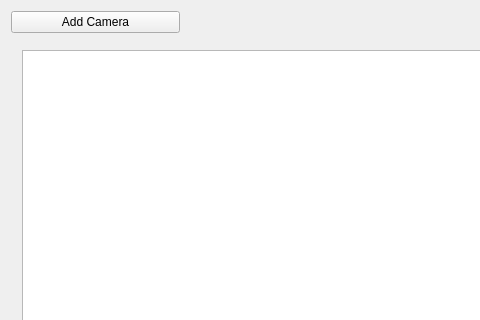
Old version of the form camerastitchingpage.ui in the repository csavur/Stitching; both pictures show x 0 to 480 and y 0 to 320 of the 1043 by 704 pixel window.
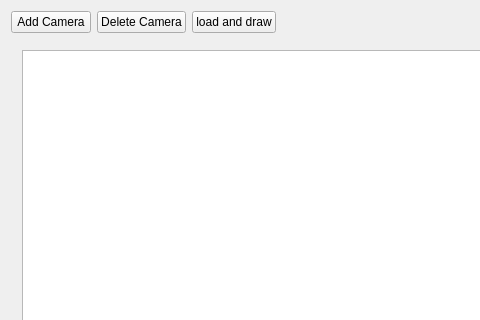
New version of the form.

The edit to the form file:
```diff
--- a/camerastitchingpage.ui
+++ b/camerastitchingpage.ui
@@ -13,21 +13,8 @@
   <property name="windowTitle">
    <string>CameraStitchingPage</string>
   </property>
-  <layout class="QGridLayout" name="gridLayout_3" rowstretch="0,0,0" columnstretch="2,10">
-   <item row="0" column="1">
-    <spacer name="horizontalSpacer_2">
-     <property name="orientation">
-      <enum>Qt::Horizontal</enum>
-     </property>
-     <property name="sizeHint" stdset="0">
-      <size>
-       <width>40</width>
-       <height>20</height>
-      </size>
-     </property>
-    </spacer>
-   </item>
-   <item row="1" column="0" colspan="2">
+  <layout class="QGridLayout" name="gridLayout_3" rowstretch="0,0,0" columnstretch="0,0,0,0">
+   <item row="1" column="0" colspan="4">
     <widget class="QWidget" name="widget" native="true">
      <layout class="QGridLayout" name="gridLayout_5" columnstretch="10,2">
       <item row="0" column="0">
@@ -97,7 +84,34 @@
      </property>
     </widget>
    </item>
-   <item row="2" column="0" colspan="2">
+   <item row="0" column="3">
+    <spacer name="horizontalSpacer_2">
+     <property name="orientation">
+      <enum>Qt::Horizontal</enum>
+     </property>
+     <property name="sizeHint" stdset="0">
+      <size>
+       <width>40</width>
+       <height>20</height>
+      </size>
+     </property>
+    </spacer>
+   </item>
+   <item row="0" column="2">
+    <widget class="QPushButton" name="pushButtonLoad">
+     <property name="text">
+      <string>load and draw</string>
+     </property>
+    </widget>
+   </item>
+   <item row="0" column="1">
+    <widget class="QPushButton" name="pushButtonDelete">
+     <property name="text">
+      <string>Delete Camera</string>
+     </property>
+    </widget>
+   </item>
+   <item row="2" column="0" colspan="4">
     <widget class="QWidget" name="widgetControl" native="true">
      <layout class="QGridLayout" name="gridLayout">
       <property name="leftMargin">
```
